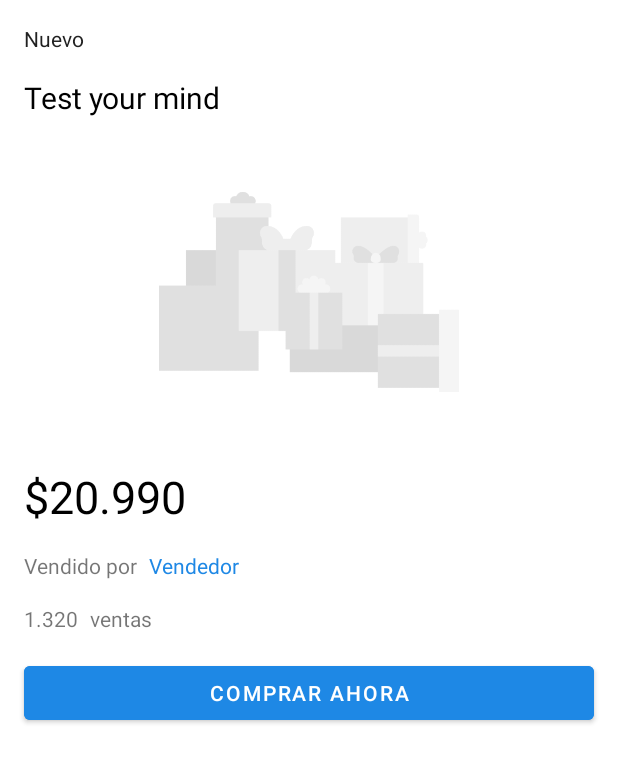
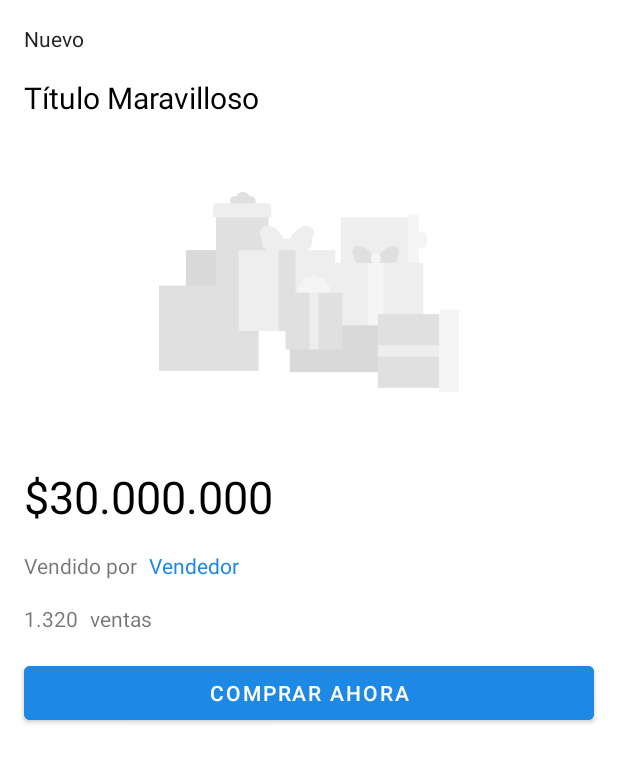
Before and after one commit to esteban-antillanca/MELI, an Android app: the layout item_detail_frag.xml on its own in the app's theme, with its tools: preview values and no code run, on a phone screen of 412 x 824 dp. Shown: the top 763 px of the screen. Run offline under Robolectric (Android 15) with nearby library versions, the phone set to English and light mode, and no system bars.

Commit message:
use of item and user API service to populate detail view

```diff
--- a/app/src/main/java/com/eantillanca/melimasterdetailexample/Constants.java
+++ b/app/src/main/java/com/eantillanca/melimasterdetailexample/Constants.java
@@ -7,5 +7,6 @@ public class Constants {
 
     public final static String BASE_URL ="https://api.mercadolibre.com";
     public final static String CURRENT_ITEM = "current_item";
+    public final static String CURRENT_SELLER= "current_seller";
 
 }
--- a/app/src/main/java/com/eantillanca/melimasterdetailexample/itemDetail/ItemDetailContract.java
+++ b/app/src/main/java/com/eantillanca/melimasterdetailexample/itemDetail/ItemDetailContract.java
@@ -3,6 +3,8 @@ package com.eantillanca.melimasterdetailexample.itemDetail;
 import com.eantillanca.melimasterdetailexample.BasePresenter;
 import com.eantillanca.melimasterdetailexample.BaseView;
 import com.eantillanca.melimasterdetailexample.data.Item;
+import com.eantillanca.melimasterdetailexample.data.ItemDetail;
+import com.eantillanca.melimasterdetailexample.data.Seller;
 import com.eantillanca.melimasterdetailexample.itemList.ItemListContract;
 
 import java.util.List;
@@ -15,7 +17,9 @@ interface ItemDetailContract {
     interface View extends BaseView<ItemDetailContract.Presenter> {
 
         void showPaymentAction();
-        void showItem(Item item);
+        void showItem(ItemDetail item, Seller seller);
+        void showLoadingIndicator(Boolean loading);
+        void showLoadingItemDetailError();
 
 
 
--- a/app/src/main/java/com/eantillanca/melimasterdetailexample/itemList/ItemListContract.java
+++ b/app/src/main/java/com/eantillanca/melimasterdetailexample/itemList/ItemListContract.java
@@ -20,7 +20,7 @@ public interface ItemListContract {
 
         void showLoadingIndicator(Boolean loading);
 
-        void showItemDetail(Item item);
+        void showItemDetail(String itemID, String sellerID);
 
         void showNoEmptySearchString();
 
@@ -33,7 +33,7 @@ public interface ItemListContract {
 
         void searchItems(String query);
 
-        void openItemDetail(Item item);
+        void openItemDetail(String itemID, String sellerID);
 
     }
 }
--- a/app/src/main/res/layout/item_detail_frag.xml
+++ b/app/src/main/res/layout/item_detail_frag.xml
@@ -2,10 +2,24 @@
 <androidx.constraintlayout.widget.ConstraintLayout
     xmlns:android="http://schemas.android.com/apk/res/android"
     xmlns:app="http://schemas.android.com/apk/res-auto"
+    xmlns:tools="http://schemas.android.com/tools"
     android:layout_width="match_parent"
     android:layout_height="match_parent">
 
+    <ProgressBar
+        android:id="@+id/loading_spinner"
+        android:layout_width="wrap_content"
+        android:layout_height="wrap_content"
+        android:layout_centerInParent="true"
+        android:indeterminateTint="@color/blue_600"
+        android:visibility="invisible"
+        app:layout_constraintBottom_toBottomOf="parent"
+        app:layout_constraintEnd_toEndOf="parent"
+        app:layout_constraintStart_toStartOf="parent"
+        app:layout_constraintTop_toTopOf="parent" />
+
     <ScrollView
+        android:id="@+id/scrollView2"
         android:layout_width="match_parent"
         android:layout_height="match_parent"
         app:layout_constraintBottom_toBottomOf="parent"
@@ -27,8 +41,8 @@
                 android:layout_height="wrap_content"
                 android:layout_marginStart="16dp"
                 android:layout_marginTop="16dp"
-                android:text="Nuevo"
                 android:textColor="@color/grey_900"
+                tools:text="Nuevo"
                 android:textSize="14sp"
                 app:layout_constraintStart_toStartOf="parent"
                 app:layout_constraintTop_toTopOf="parent" />
@@ -37,13 +51,14 @@
                 android:id="@+id/product_title"
                 android:layout_width="wrap_content"
                 android:layout_height="wrap_content"
-                android:layout_marginStart="16dp"
                 android:layout_marginTop="16dp"
-                android:text="Test your mind"
                 android:textColor="@color/black"
                 android:textSize="20sp"
+                android:layout_marginEnd="16dp"
+                android:layout_marginStart="16dp"
                 app:layout_constraintStart_toStartOf="parent"
-                app:layout_constraintTop_toBottomOf="@+id/condition" />
+                app:layout_constraintTop_toBottomOf="@+id/condition"
+                tools:text="Título Maravilloso" />
 
             <ImageView
                 android:id="@+id/imageView"
@@ -61,10 +76,10 @@
                 android:layout_height="wrap_content"
                 android:layout_marginStart="16dp"
                 android:layout_marginTop="16dp"
-                android:text="$20.990"
                 android:textColor="@color/black"
                 android:textSize="30sp"
                 app:layout_constraintStart_toStartOf="parent"
+                tools:text="$30.000.000"
                 app:layout_constraintTop_toBottomOf="@+id/imageView" />
 
             <Button
@@ -75,7 +90,7 @@
                 android:layout_marginTop="16dp"
                 android:layout_marginEnd="16dp"
                 android:backgroundTint="@color/blue_600"
-                android:text="Comprar ahora"
+                android:text="@string/buy_now"
                 app:layout_constraintEnd_toEndOf="parent"
                 app:layout_constraintHorizontal_bias="0.0"
                 app:layout_constraintStart_toStartOf="parent"
@@ -87,7 +102,7 @@
                 android:layout_height="wrap_content"
                 android:layout_marginStart="16dp"
                 android:layout_marginTop="16dp"
-                android:text="Vendido por"
+                android:text="@string/sold_by"
                 android:textSize="14sp"
                 app:layout_constraintStart_toStartOf="parent"
                 app:layout_constraintTop_toBottomOf="@+id/item_price" />
@@ -98,7 +113,7 @@
                 android:layout_height="wrap_content"
                 android:layout_marginStart="8dp"
                 android:layout_marginTop="16dp"
-                android:text="Vendedor"
+                tools:text="Vendedor"
                 android:textColor="@color/blue_600"
                 app:layout_constraintStart_toEndOf="@+id/textView4"
                 app:layout_constraintTop_toBottomOf="@+id/item_price" />
@@ -109,7 +124,7 @@
                 android:layout_height="wrap_content"
                 android:layout_marginStart="16dp"
                 android:layout_marginTop="16dp"
-                android:text="1.320"
+                tools:text="1.320"
                 app:layout_constraintStart_toStartOf="parent"
                 app:layout_constraintTop_toBottomOf="@+id/textView4" />
 
@@ -119,7 +134,7 @@
                 android:layout_height="wrap_content"
                 android:layout_marginStart="8dp"
                 android:layout_marginTop="16dp"
-                android:text="ventas"
+                android:text="@string/sold"
                 app:layout_constraintStart_toEndOf="@+id/qty_sells"
                 app:layout_constraintTop_toBottomOf="@+id/seller_name" />
         </androidx.constraintlayout.widget.ConstraintLayout>
--- a/app/src/main/res/values/strings.xml
+++ b/app/src/main/res/values/strings.xml
@@ -6,4 +6,7 @@
     <string name="no_empty_search">Ingresa algo antes de buscar</string>
     <string name="enter_search">Intenta ingresar una búsqueda</string>
     <string name="no_results">No hubo resultados. Intenta buscar otro producto</string>
+    <string name="sold_by">Vendido por</string>
+    <string name="buy_now">Comprar ahora</string>
+    <string name="sold">ventas</string>
 </resources>
```
Also changed, not shown: app/src/main/java/com/eantillanca/melimasterdetailexample/data/Item.java (+7 -60 lines), app/src/main/java/com/eantillanca/melimasterdetailexample/data/ItemDataSource.java (+12 -0 lines), app/src/main/java/com/eantillanca/melimasterdetailexample/data/ItemDetail.java (added, +45 -0 lines), app/src/main/java/com/eantillanca/melimasterdetailexample/data/ItemRemoteDataSource.java (+75 -11 lines), app/src/main/java/com/eantillanca/melimasterdetailexample/data/Seller.java (added, +27 -0 lines), app/src/main/java/com/eantillanca/melimasterdetailexample/itemDetail/ItemDetailActivity.java (+6 -2 lines), app/src/main/java/com/eantillanca/melimasterdetailexample/itemDetail/ItemDetailFragment.java (+29 -4 lines), app/src/main/java/com/eantillanca/melimasterdetailexample/itemDetail/ItemDetailPresenter.java (+75 -4 lines), app/src/main/java/com/eantillanca/melimasterdetailexample/itemList/ItemListFragment.java (+6 -3 lines), app/src/main/java/com/eantillanca/melimasterdetailexample/itemList/ItemListPresenter.java (+4 -6 lines).
